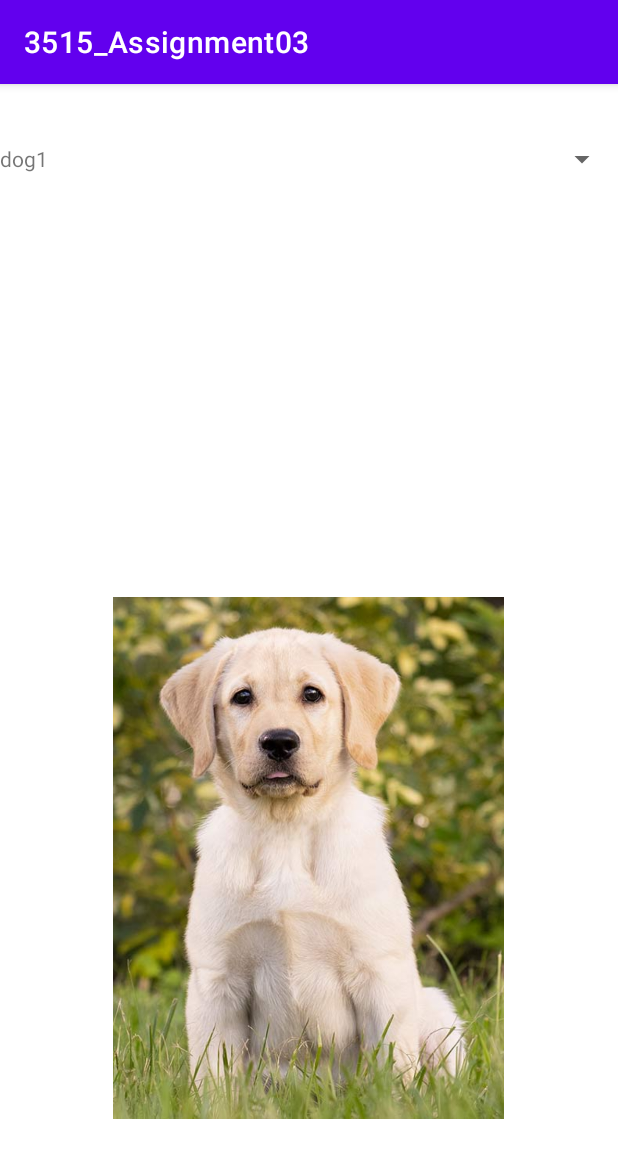
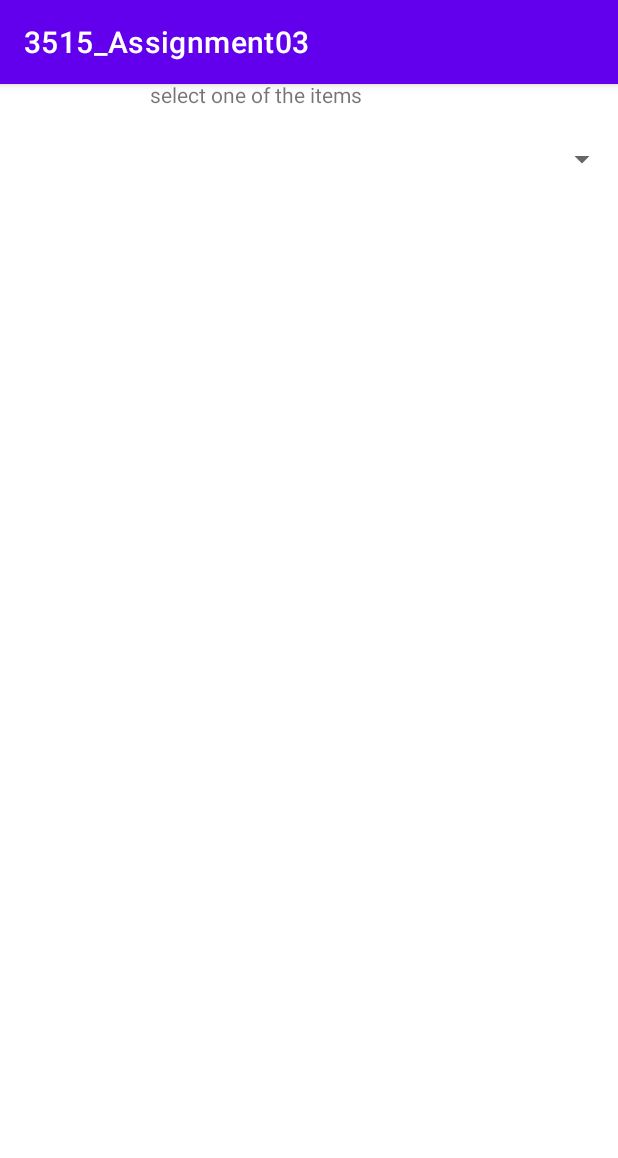
Before and after one commit to XufengRen/3515_Assignment03, an Android app: the screen it shows after launch (ImageActivity), on a phone screen of 412 x 824 dp. Shown: the top 1158 px of the screen. Run offline under Robolectric (Android 15) with nearby library versions, the phone set to English and light mode, and no system bars.

```diff
--- a/app/src/main/java/edu/temple/a3515_assignment03/ImageActivity.java
+++ b/app/src/main/java/edu/temple/a3515_assignment03/ImageActivity.java
@@ -30,13 +30,14 @@ public class ImageActivity extends AppCompatActivity {
 
         //String[] dogArray = new String[]{"dog1","dog2","dog3","dog4","dog5"};
         ArrayList dogList = new ArrayList<String>();
+        dogList.add("select one of the items");
         dogList.add("dog1");
         dogList.add("dog2");dogList.add("dog3");dogList.add("dog4");dogList.add("dog5");
 
         dogs = new int[]{R.drawable.dog1,R.drawable.dog2,R.drawable.dog3,R.drawable.dog4,R.drawable.dog5};
 
         //ArrayAdapter adapter = new ArrayAdapter(this,android.R.layout.simple_list_item_1,dogArray);
-        myAdapter adapter = new myAdapter(this,dogList);
+        myAdapter adapter = new myAdapter(this,dogList,dogs);
         //listView.setAdapter(adapter);
         spinner.setAdapter(adapter);
         /*
@@ -46,14 +47,26 @@ public class ImageActivity extends AppCompatActivity {
                 imageView.setImageResource(dogs[position]);
             }
         });*/
+//        spinner.setOnItemClickListener(new AdapterView.OnItemClickListener(){
+//            @Override
+//            public void onItemClick(AdapterView<?>parent, View view, int position,long id){
+//                imageView.setVisibility(View.INVISIBLE);
+//            }
+//        });
 
         spinner.setOnItemSelectedListener(new AdapterView.OnItemSelectedListener() {
+
             @Override
             public void onItemSelected(AdapterView<?> parent, View view, int position, long id) {
-                showPicture(position);
+                if (position>0){
+                    showPicture(position-1);
+                }else{}
+
             }
             @Override
-            public void onNothingSelected(AdapterView<?> parent){}
+            public void onNothingSelected(AdapterView<?> parent){
+                //imageView.setVisibility(View.GONE);
+            }
         });
 
 
--- a/app/src/main/java/edu/temple/a3515_assignment03/myAdapter.java
+++ b/app/src/main/java/edu/temple/a3515_assignment03/myAdapter.java
@@ -1,9 +1,12 @@
 package edu.temple.a3515_assignment03;
 
 import android.content.Context;
+import android.view.Gravity;
+import android.view.LayoutInflater;
 import android.view.View;
 import android.view.ViewGroup;
 import android.widget.BaseAdapter;
+import android.widget.ImageView;
 import android.widget.TextView;
 
 import java.util.ArrayList;
@@ -11,9 +14,11 @@ import java.util.ArrayList;
 public class myAdapter extends BaseAdapter {
     Context context;
     ArrayList<String> items;
-    public myAdapter(Context context, ArrayList items){
+    int[] imageID;
+    public myAdapter(Context context, ArrayList items, int[] imageID){
         this.context = context;
         this.items = items;
+        this.imageID = imageID;
     }
     @Override
     public int getCount() {
@@ -32,8 +37,19 @@ public class myAdapter extends BaseAdapter {
 
     @Override
     public View getView(int position, View convertView, ViewGroup parent) {
-        TextView textView = new TextView(context);
+        LayoutInflater inflater = (LayoutInflater)context.getSystemService(Context.LAYOUT_INFLATER_SERVICE);
+
+        View row = inflater.inflate(R.layout.spinner_layout,parent,false);
+        TextView textView = (TextView)row.findViewById(R.id.spinnerText);
         textView.setText(items.get(position));
-        return textView;
+        if(position>0){
+            ImageView imageView = (ImageView)row.findViewById(R.id.spinnerImage);
+            imageView.setImageResource(imageID[position - 1]);
+        }
+//        TextView textView = new TextView(context);
+//        textView.setText(items.get(position));
+//        textView.setGravity(Gravity.CENTER);
+//        return textView;
+        return row;
     }
 }
--- /dev/null
+++ b/app/src/main/res/layout/spinner_layout.xml
@@ -0,0 +1,27 @@
+<?xml version="1.0" encoding="utf-8"?>
+<androidx.constraintlayout.widget.ConstraintLayout
+    xmlns:android="http://schemas.android.com/apk/res/android"
+    xmlns:app="http://schemas.android.com/apk/res-auto"
+    xmlns:tools="http://schemas.android.com/tools"
+    android:layout_width="match_parent"
+    android:layout_height="match_parent">
+
+    <TableRow
+        android:layout_width="411dp"
+        android:layout_height="106dp"
+        tools:layout_editor_absoluteX="0dp"
+        tools:layout_editor_absoluteY="176dp">
+
+        <ImageView
+            android:id="@+id/spinnerImage"
+            android:layout_width="100dp"
+            android:layout_height="100dp"
+            tools:srcCompat="@tools:sample/avatars" />
+
+        <TextView
+            android:id="@+id/spinnerText"
+            android:layout_width="283dp"
+            android:layout_height="match_parent"
+            android:text="TextView" />
+    </TableRow>
+</androidx.constraintlayout.widget.ConstraintLayout>
```
